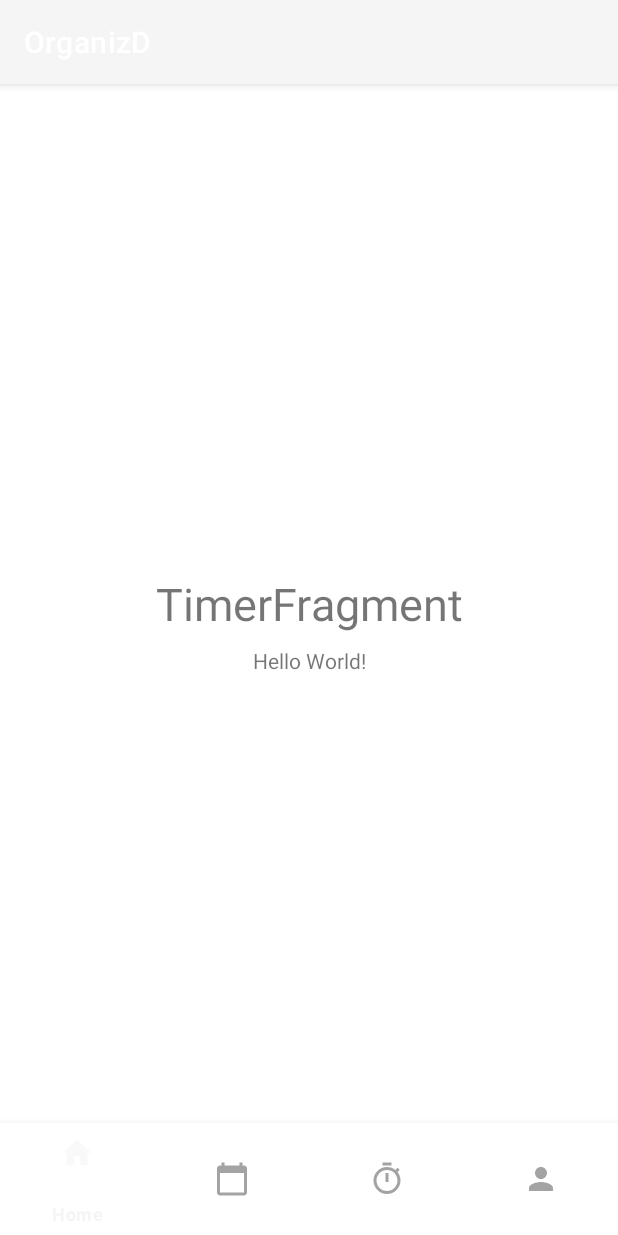
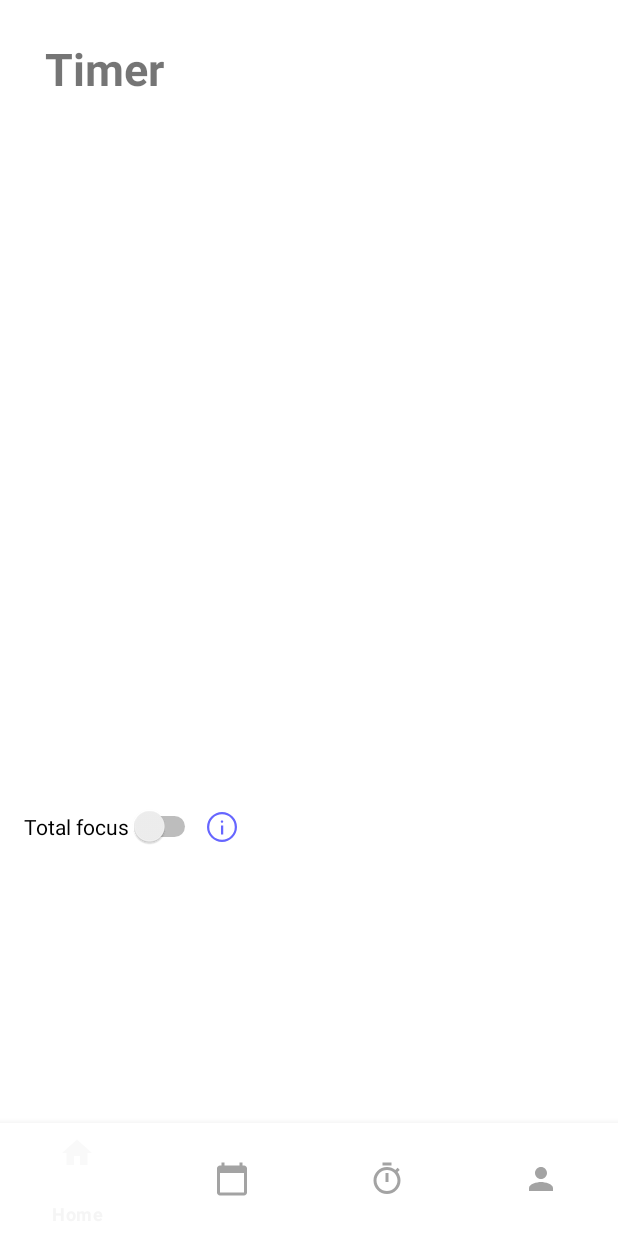
Before and after one commit to EndriSefaa/OrganizD, an Android app: the fragment TimerFragment placed in its activity, on a phone screen of 412 x 824 dp. Run offline under Robolectric (Android 15) with nearby library versions, the phone set to English and light mode, and no system bars.

Commit message:
Toast message & eliminazione barra superiore

```diff
--- a/app/src/main/java/com/example/organizd/TimerFragment.kt
+++ b/app/src/main/java/com/example/organizd/TimerFragment.kt
@@ -1,6 +1,32 @@
 package com.example.organizd
 
+import android.os.Bundle
+import android.view.LayoutInflater
+import android.view.View
+import android.view.ViewGroup
+import android.widget.ImageView
+import android.widget.Toast
 import androidx.fragment.app.Fragment
 
 class TimerFragment : Fragment(R.layout.fragment_timer) {
+
+    //Toast.makeText(this@TimerFragment.requireActivity(), "saving", Toast.LENGHT_SHORT).show()
+
+    override fun onCreateView(
+        inflater: LayoutInflater,
+        container: ViewGroup?,
+        savedInstanceState: Bundle?
+    ): View? {
+        return inflater.inflate(R.layout.fragment_timer, container, false)
+    }
+
+    override fun onViewCreated(view: View , savedInstanceState: Bundle?){
+        super.onViewCreated(view, savedInstanceState)
+        var info = view.findViewById<ImageView>(R.id.infoIcon)
+
+        info.setOnClickListener{
+            Toast.makeText(this@TimerFragment.requireActivity(), "La funzione total focus permettere di silenziare qualunque notifica per migliorare la tua concentrazione.", Toast.LENGTH_LONG).show()
+        }
+    }
+
 }
--- /dev/null
+++ b/app/src/main/res/drawable/info_icon.xml
@@ -0,0 +1,10 @@
+<vector xmlns:android="http://schemas.android.com/apk/res/android"
+    android:width="48dp"
+    android:height="48dp"
+    android:viewportWidth="48"
+    android:viewportHeight="48"
+    android:tint="?attr/colorControlNormal">
+  <path
+      android:fillColor="@android:color/white"
+      android:pathData="M22.65,34H25.65V22H22.65ZM24,18.3Q24.7,18.3 25.175,17.85Q25.65,17.4 25.65,16.7Q25.65,16 25.175,15.5Q24.7,15 24,15Q23.3,15 22.825,15.5Q22.35,16 22.35,16.7Q22.35,17.4 22.825,17.85Q23.3,18.3 24,18.3ZM24,44Q19.9,44 16.25,42.425Q12.6,40.85 9.875,38.125Q7.15,35.4 5.575,31.75Q4,28.1 4,23.95Q4,19.85 5.575,16.2Q7.15,12.55 9.875,9.85Q12.6,7.15 16.25,5.575Q19.9,4 24.05,4Q28.15,4 31.8,5.575Q35.45,7.15 38.15,9.85Q40.85,12.55 42.425,16.2Q44,19.85 44,24Q44,28.1 42.425,31.75Q40.85,35.4 38.15,38.125Q35.45,40.85 31.8,42.425Q28.15,44 24,44ZM24.05,41Q31.1,41 36.05,36.025Q41,31.05 41,23.95Q41,16.9 36.05,11.95Q31.1,7 24,7Q16.95,7 11.975,11.95Q7,16.9 7,24Q7,31.05 11.975,36.025Q16.95,41 24.05,41ZM24,24Q24,24 24,24Q24,24 24,24Q24,24 24,24Q24,24 24,24Q24,24 24,24Q24,24 24,24Q24,24 24,24Q24,24 24,24Z"/>
+</vector>
--- a/app/src/main/res/layout/activity_main.xml
+++ b/app/src/main/res/layout/activity_main.xml
@@ -5,16 +5,6 @@
     android:layout_width="match_parent"
     android:layout_height="match_parent"
     tools:context=".MainActivity">
-
-    <TextView
-        android:id="@+id/textView"
-        android:layout_width="wrap_content"
-        android:layout_height="wrap_content"
-        android:text="Hello World!"
-        app:layout_constraintBottom_toBottomOf="parent"
-        app:layout_constraintLeft_toLeftOf="parent"
-        app:layout_constraintRight_toRightOf="parent"
-        app:layout_constraintTop_toTopOf="parent" />
 
     <FrameLayout
         android:id="@+id/flFragment"
--- a/app/src/main/res/layout/fragment_calendar.xml
+++ b/app/src/main/res/layout/fragment_calendar.xml
@@ -11,12 +11,14 @@
         android:id="@+id/tvCalendarFragment"
         android:layout_width="wrap_content"
         android:layout_height="wrap_content"
-        android:text="CalendarFragment"
+        android:text="Calendar"
         android:textSize="30sp"
+        android:textStyle="bold"
         app:layout_constraintBottom_toBottomOf="parent"
         app:layout_constraintEnd_toEndOf="parent"
-        app:layout_constraintHorizontal_bias="0.5"
+        app:layout_constraintHorizontal_bias="0.106"
         app:layout_constraintStart_toStartOf="parent"
-        app:layout_constraintTop_toTopOf="parent" />
+        app:layout_constraintTop_toTopOf="parent"
+        app:layout_constraintVertical_bias="0.049" />
 
 </androidx.constraintlayout.widget.ConstraintLayout>
--- a/app/src/main/res/layout/fragment_home.xml
+++ b/app/src/main/res/layout/fragment_home.xml
@@ -10,12 +10,14 @@
         android:id="@+id/tvHomeFragment"
         android:layout_width="wrap_content"
         android:layout_height="wrap_content"
-        android:text="HomeFragment"
+        android:text="Home"
         android:textSize="30sp"
+        android:textStyle="bold"
         app:layout_constraintBottom_toBottomOf="parent"
         app:layout_constraintEnd_toEndOf="parent"
-        app:layout_constraintHorizontal_bias="0.5"
+        app:layout_constraintHorizontal_bias="0.093"
         app:layout_constraintStart_toStartOf="parent"
-        app:layout_constraintTop_toTopOf="parent" />
+        app:layout_constraintTop_toTopOf="parent"
+        app:layout_constraintVertical_bias="0.047" />
 
 </androidx.constraintlayout.widget.ConstraintLayout>
--- a/app/src/main/res/layout/fragment_profile.xml
+++ b/app/src/main/res/layout/fragment_profile.xml
@@ -10,12 +10,14 @@
         android:id="@+id/tvProfileFragment"
         android:layout_width="wrap_content"
         android:layout_height="wrap_content"
-        android:text="ProfileFragment"
+        android:text="Profile"
         android:textSize="30sp"
+        android:textStyle="bold"
         app:layout_constraintBottom_toBottomOf="parent"
         app:layout_constraintEnd_toEndOf="parent"
-        app:layout_constraintHorizontal_bias="0.5"
+        app:layout_constraintHorizontal_bias="0.11"
         app:layout_constraintStart_toStartOf="parent"
-        app:layout_constraintTop_toTopOf="parent" />
+        app:layout_constraintTop_toTopOf="parent"
+        app:layout_constraintVertical_bias="0.05" />
 
 </androidx.constraintlayout.widget.ConstraintLayout>
--- a/app/src/main/res/layout/fragment_timer.xml
+++ b/app/src/main/res/layout/fragment_timer.xml
@@ -8,14 +8,41 @@
 
     <TextView
         android:id="@+id/tvTimerFragment"
+        android:layout_width="106dp"
+        android:layout_height="45dp"
+        android:text="Timer"
+        android:textSize="30sp"
+        android:textStyle="bold"
+        app:layout_constraintBottom_toBottomOf="parent"
+        app:layout_constraintEnd_toEndOf="parent"
+        app:layout_constraintHorizontal_bias="0.098"
+        app:layout_constraintStart_toStartOf="parent"
+        app:layout_constraintTop_toTopOf="parent"
+        app:layout_constraintVertical_bias="0.036" />
+
+    <ImageView
+        android:id="@+id/infoIcon"
+        android:layout_width="24dp"
+        android:layout_height="28dp"
+        android:tint="#6666FF"
+        app:layout_constraintBottom_toBottomOf="parent"
+        app:layout_constraintEnd_toEndOf="parent"
+        app:layout_constraintHorizontal_bias="0.351"
+        app:layout_constraintStart_toStartOf="parent"
+        app:layout_constraintTop_toTopOf="parent"
+        app:layout_constraintVertical_bias="0.746"
+        app:srcCompat="@drawable/info_icon" />
+
+    <Switch
+        android:id="@+id/switch1"
         android:layout_width="wrap_content"
         android:layout_height="wrap_content"
-        android:text="TimerFragment"
-        android:textSize="30sp"
+        android:text="Total focus"
         app:layout_constraintBottom_toBottomOf="parent"
         app:layout_constraintEnd_toEndOf="parent"
-        app:layout_constraintHorizontal_bias="0.5"
+        app:layout_constraintHorizontal_bias="0.054"
         app:layout_constraintStart_toStartOf="parent"
-        app:layout_constraintTop_toTopOf="parent" />
+        app:layout_constraintTop_toTopOf="parent"
+        app:layout_constraintVertical_bias="0.745" />
 
 </androidx.constraintlayout.widget.ConstraintLayout>
--- a/app/src/main/res/values-night/themes.xml
+++ b/app/src/main/res/values-night/themes.xml
@@ -1,6 +1,6 @@
 <resources xmlns:tools="http://schemas.android.com/tools">
     <!-- Base application theme. -->
-    <style name="Theme.OrganizD" parent="Theme.MaterialComponents.DayNight.DarkActionBar">
+    <style name="Theme.OrganizD" parent="Theme.MaterialComponents.DayNight.NoActionBar">
         <!-- Primary brand color. -->
         <item name="colorPrimary">#212121</item>
         <item name="colorPrimaryVariant">#000000</item>
--- a/app/src/main/res/values/themes.xml
+++ b/app/src/main/res/values/themes.xml
@@ -1,6 +1,6 @@
 <resources xmlns:tools="http://schemas.android.com/tools">
     <!-- Base application theme. -->
-    <style name="Theme.OrganizD" parent="Theme.MaterialComponents.DayNight.DarkActionBar">
+    <style name="Theme.OrganizD" parent="Theme.MaterialComponents.DayNight.NoActionBar">
         <!-- Primary brand color. -->
         <item name="colorPrimary">#F5F5F5</item>
         <item name="colorPrimaryVariant">#C2C2C2</item>
```
